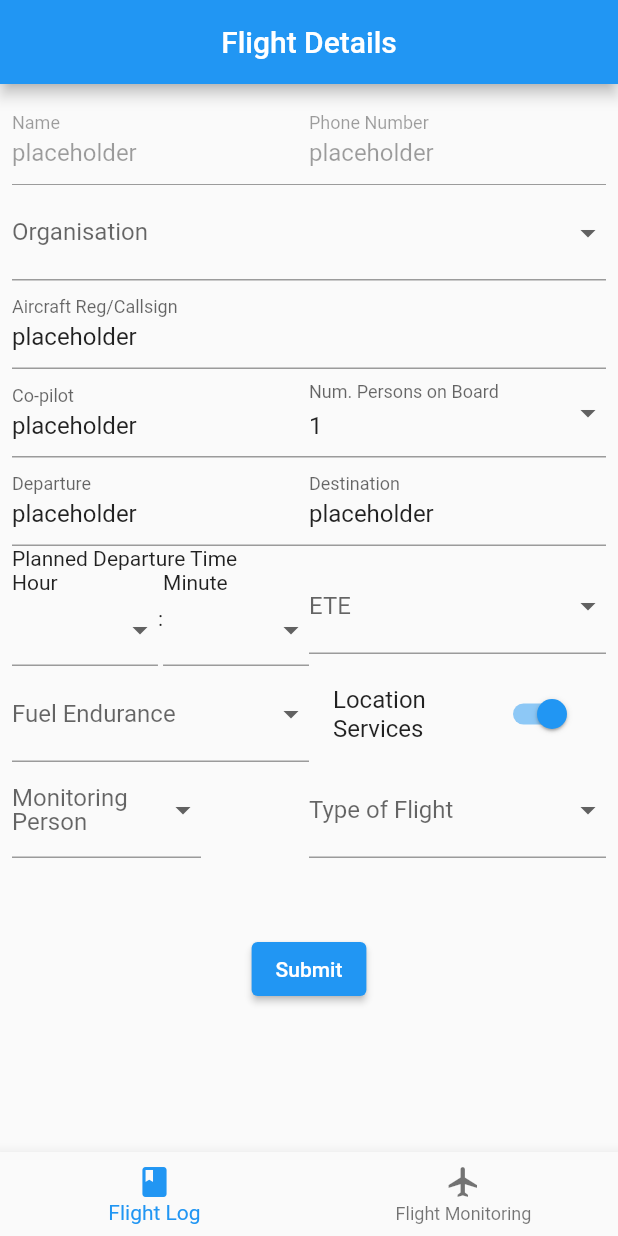
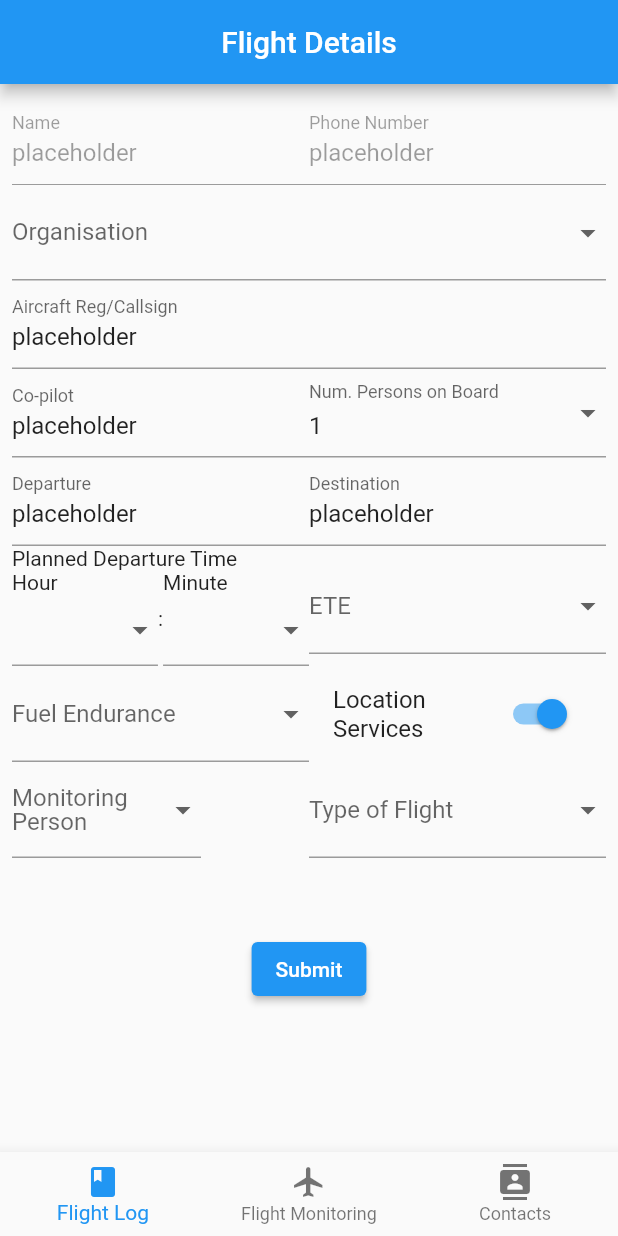
Before and after one commit to Duckmaster/FlightFollower, a Flutter app: the screen it shows after launch, on a phone screen of 412 x 824 dp. Run offline on Flutter 3.47's test engine with Material 2 defaults, Android fonts, the phone set to English and light mode, and no system bars; our stand-ins replace cloud_firestore, firebase_core, shared_preferences; accounts and stored records are empty.

```diff
--- a/lib/main.dart
+++ b/lib/main.dart
@@ -1,4 +1,6 @@
 import 'package:firebase_core/firebase_core.dart';
+import 'package:flight_follower/models/contacts.dart';
+import 'package:flight_follower/screens/contacts_page.dart';
 import 'package:flutter/material.dart';
 import 'package:flight_follower/models/user_model.dart';
 import 'package:flight_follower/screens/flight_following_page.dart';
@@ -32,9 +34,10 @@ class MyApp extends StatelessWidget {
         // is not restarted.
         primarySwatch: Colors.blue,
       ),
-      home: ChangeNotifierProvider(
-          create: (context) => FlightsListener(),
-          child: const MyHomePage(title: 'Flutter Demo Home Page')),
+      home: MultiProvider(providers: [
+        ChangeNotifierProvider(create: (context) => FlightsListener()),
+        ChangeNotifierProvider(create: (context) => Contacts())
+      ], child: const MyHomePage(title: 'Flutter Demo Home Page')),
     );
   }
 }
@@ -62,6 +65,7 @@ class _MyHomePageState extends State<MyHomePage> {
   static const List<Widget> _titles = <Widget>[
     Text("Flight Details"),
     Text("Flight Following Log"),
+    Text("Contacts")
   ];
 
   void _onItemTapped(int index) {
@@ -87,6 +91,9 @@ class _MyHomePageState extends State<MyHomePage> {
         break;
       case 1:
         page = const FlightFollowingPage();
+        break;
+      case 2:
+        page = const ContactsPage();
         break;
       default:
         throw UnimplementedError('no widget for $_selectedIndex');
@@ -116,6 +123,10 @@ class _MyHomePageState extends State<MyHomePage> {
               icon: Icon(Icons.flight),
               label: 'Flight Monitoring',
             ),
+            BottomNavigationBarItem(
+              icon: Icon(Icons.contacts),
+              label: 'Contacts',
+            ),
           ],
           currentIndex: _selectedIndex,
           onTap: _onItemTapped,
```
